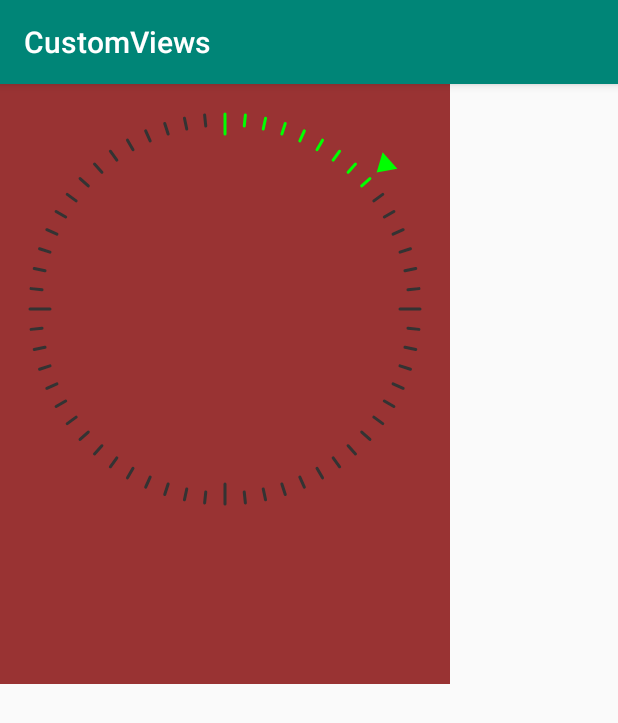
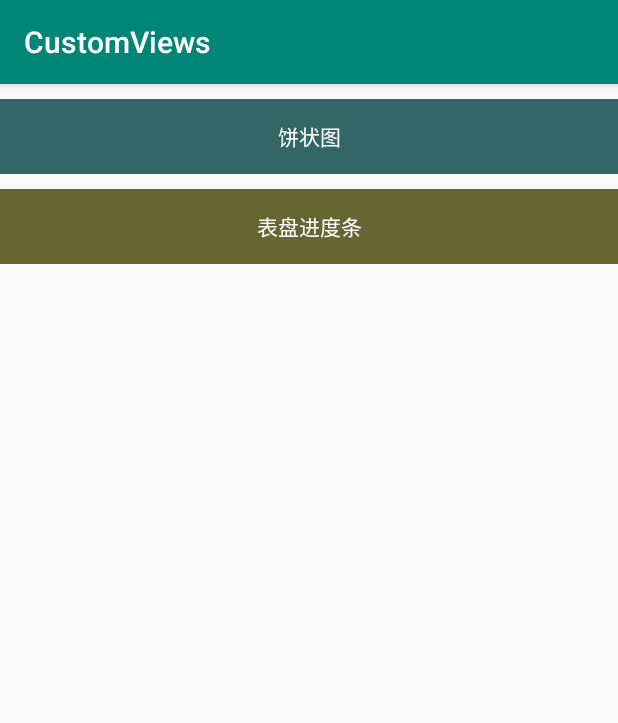
Before and after one commit to PaIn22152/CustomViews, an Android app: the screen it shows after launch (MainActivity), on a phone screen of 412 x 824 dp. Shown: the top 723 px of the screen. Run offline under Robolectric (Android 15) with nearby library versions, the phone set to English and light mode, and no system bars.

```diff
--- a/app/src/main/AndroidManifest.xml
+++ b/app/src/main/AndroidManifest.xml
@@ -9,6 +9,10 @@
     android:roundIcon="@mipmap/ic_launcher_round"
     android:supportsRtl="true"
     android:theme="@style/AppTheme">
+    <activity android:name=".DialActivity">
+    </activity>
+    <activity android:name=".PieActivity">
+    </activity>
     <activity android:name=".MainActivity">
       <intent-filter>
         <action android:name="android.intent.action.MAIN"/>
--- a/app/src/main/java/com/perdev/customviews/MainActivity.kt
+++ b/app/src/main/java/com/perdev/customviews/MainActivity.kt
@@ -1,24 +1,16 @@
 package com.perdev.customviews
 
+import android.content.Intent
 import android.graphics.Color
 import android.os.Bundle
 import android.os.Handler
 import android.support.v7.app.AppCompatActivity
+import android.view.View
+import com.perdev.viewlib.test.TestActivity
+import kotlinx.android.synthetic.main.activity_dial.*
 import kotlinx.android.synthetic.main.activity_main.*
 
 class MainActivity : AppCompatActivity() {
-
-    var p = 0
-    val handler = Handler()
-    var run: Runnable = object : Runnable {
-        override fun run() {
-            if (p <= 60) {
-                dpb_am.setProcess(p++)
-                handler.postDelayed(this, 1000)
-            }
-
-        }
-    }
 
 
     override fun onCreate(savedInstanceState: Bundle?) {
@@ -26,13 +18,13 @@ class MainActivity : AppCompatActivity() {
         setContentView(R.layout.activity_main)
 
 
-//        pcv_am.setMax(100)
-//        pcv_am.addProgress(50, Color.parseColor("#991100"))
-//        pcv_am.addProgress(20, Color.parseColor("#003366"))
 
-
-        dpb_am.setMax(60)
-        handler.post(run)
+        tv_am_pie.setOnClickListener {
+            startActivity(Intent(this, PieActivity::class.java))
+        }
+        tv_am_dial.setOnClickListener {
+            startActivity(Intent(this, DialActivity::class.java))
+        }
 
 
     }
--- a/app/src/main/res/layout/activity_main.xml
+++ b/app/src/main/res/layout/activity_main.xml
@@ -19,15 +19,27 @@
   <!--app:start_angle="180"-->
   <!--/>-->
 
+  <TextView
+    android:layout_marginTop="10dp"
+    android:background="#336666"
+    android:text="饼状图"
+    android:textColor="#ffffff"
+    android:gravity="center"
+    android:id="@+id/tv_am_pie"
+    android:layout_width="match_parent"
+    android:layout_height="50dp"/>
 
-  <com.perdev.viewlib.widget.DialProcessBar
-    android:id="@+id/dpb_am"
-    android:layout_width="300dp"
-    android:layout_height="400dp"
-    android:background="#933"
-    app:dark_color="#333"
-    app:light_color="#0f0"
-    app:scale_num="60"
-    app:show_pointer="true"/>
+  <TextView
+    android:textColor="#ffffff"
+    android:layout_marginTop="10dp"
+    android:text="表盘进度条"
+    android:background="#666633"
+    android:gravity="center"
+    android:id="@+id/tv_am_dial"
+    android:layout_width="match_parent"
+    android:layout_height="50dp"/>
+
+
+
 
 </LinearLayout>
--- a/app/src/main/res/values/strings.xml
+++ b/app/src/main/res/values/strings.xml
@@ -1,3 +1,3 @@
 <resources>
-    <string name="app_name">CustomViews</string>
+  <string name="app_name">CustomViews</string>
 </resources>
--- a/viewlib/src/main/AndroidManifest.xml
+++ b/viewlib/src/main/AndroidManifest.xml
@@ -3,6 +3,8 @@
   package="com.perdev.viewlib">
 
   <application>
+    <activity android:name=".test.JavaActivity">
+    </activity>
     <activity android:name=".test.TestActivity">
     </activity>
   </application>
```
Also changed, not shown: app/src/main/java/com/perdev/customviews/DialActivity.kt (added, +30 -0 lines), app/src/main/java/com/perdev/customviews/PieActivity.kt (added, +19 -0 lines), app/src/main/res/layout/activity_dial.xml (added, +19 -0 lines), app/src/main/res/layout/activity_pie.xml (added, +15 -0 lines), viewlib/src/main/java/com/perdev/viewlib/test/JavaActivity.java (added, +16 -0 lines), viewlib/src/main/res/layout/activity_java.xml (added, +10 -0 lines), 1 other file. Lines whose indentation alone changed are shown as unchanged.
